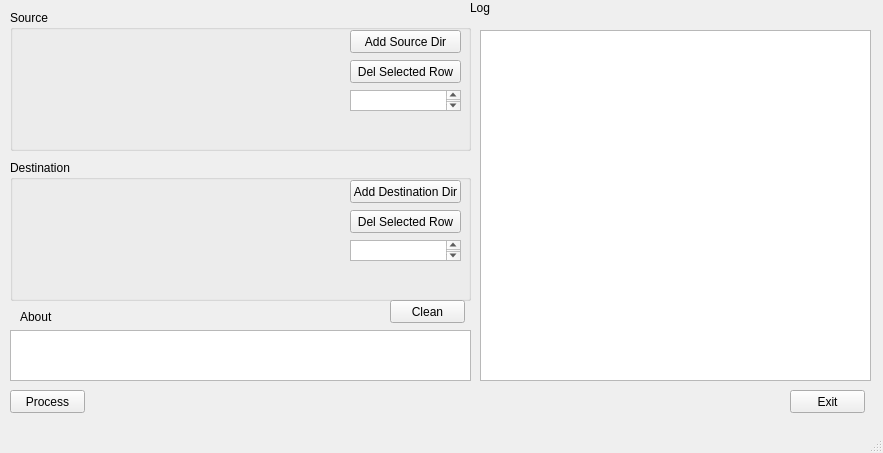
Qt form iu/copyfiles_main_wdw.ui (cratzerdigitalreef/CopyFiles) before a commit.
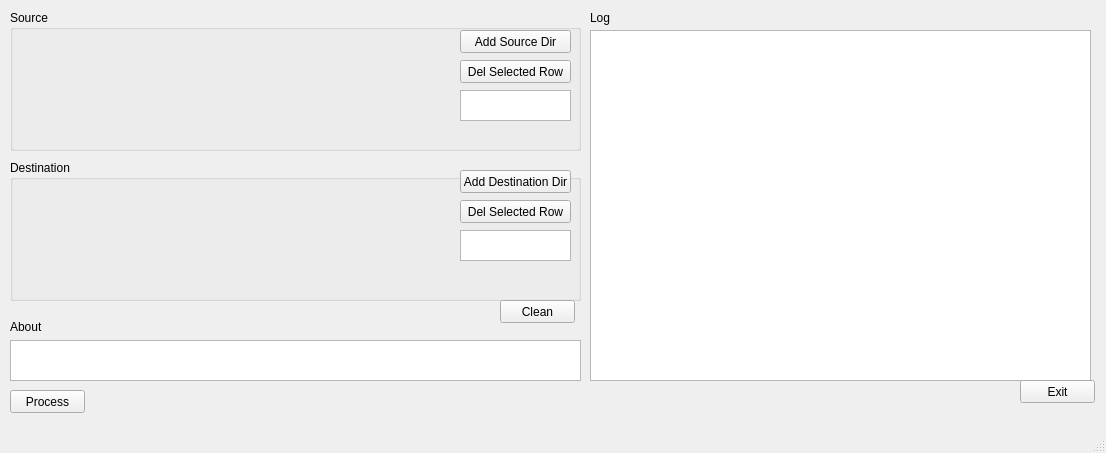
The same form after that commit.

Diff of the .ui file:
```diff
--- a/iu/copyfiles_main_wdw.ui
+++ b/iu/copyfiles_main_wdw.ui
@@ -6,7 +6,7 @@
    <rect>
     <x>0</x>
     <y>0</y>
-    <width>883</width>
+    <width>1106</width>
     <height>453</height>
    </rect>
   </property>
@@ -17,9 +17,9 @@
    <widget class="QTextEdit" name="txtLog">
     <property name="geometry">
      <rect>
-      <x>480</x>
+      <x>590</x>
       <y>30</y>
-      <width>391</width>
+      <width>501</width>
       <height>351</height>
      </rect>
     </property>
@@ -40,8 +40,8 @@
    <widget class="QLabel" name="label">
     <property name="geometry">
      <rect>
-      <x>20</x>
-      <y>310</y>
+      <x>10</x>
+      <y>320</y>
       <width>47</width>
       <height>13</height>
      </rect>
@@ -53,8 +53,8 @@
    <widget class="QLabel" name="label_4">
     <property name="geometry">
      <rect>
-      <x>470</x>
-      <y>0</y>
+      <x>590</x>
+      <y>10</y>
       <width>171</width>
       <height>16</height>
      </rect>
@@ -66,8 +66,8 @@
    <widget class="QPushButton" name="CmdExit">
     <property name="geometry">
      <rect>
-      <x>790</x>
-      <y>390</y>
+      <x>1020</x>
+      <y>380</y>
       <width>75</width>
       <height>23</height>
      </rect>
@@ -81,7 +81,7 @@
      <rect>
       <x>10</x>
       <y>10</y>
-      <width>461</width>
+      <width>571</width>
       <height>141</height>
      </rect>
     </property>
@@ -91,7 +91,7 @@
     <widget class="QPushButton" name="pbSourceGet">
      <property name="geometry">
       <rect>
-       <x>340</x>
+       <x>450</x>
        <y>20</y>
        <width>111</width>
        <height>23</height>
@@ -104,7 +104,7 @@
     <widget class="QPushButton" name="pbSourceRemove">
      <property name="geometry">
       <rect>
-       <x>340</x>
+       <x>450</x>
        <y>50</y>
        <width>111</width>
        <height>23</height>
@@ -119,7 +119,7 @@
       <rect>
        <x>10</x>
        <y>20</y>
-       <width>321</width>
+       <width>431</width>
        <height>111</height>
       </rect>
      </property>
@@ -128,10 +128,10 @@
     <widget class="QTextEdit" name="txtTotalSource">
      <property name="geometry">
       <rect>
-       <x>340</x>
+       <x>450</x>
        <y>80</y>
        <width>111</width>
-       <height>21</height>
+       <height>31</height>
       </rect>
      </property>
      <property name="inputMethodHints">
@@ -144,7 +144,7 @@
      <rect>
       <x>10</x>
       <y>160</y>
-      <width>461</width>
+      <width>571</width>
       <height>141</height>
      </rect>
     </property>
@@ -154,8 +154,8 @@
     <widget class="QPushButton" name="pbDestinationGet">
      <property name="geometry">
       <rect>
-       <x>340</x>
-       <y>20</y>
+       <x>450</x>
+       <y>10</y>
        <width>111</width>
        <height>23</height>
       </rect>
@@ -167,8 +167,8 @@
     <widget class="QPushButton" name="pbDestinationRemove">
      <property name="geometry">
       <rect>
-       <x>340</x>
-       <y>50</y>
+       <x>450</x>
+       <y>40</y>
        <width>111</width>
        <height>23</height>
       </rect>
@@ -182,7 +182,7 @@
       <rect>
        <x>10</x>
        <y>20</y>
-       <width>321</width>
+       <width>431</width>
        <height>111</height>
       </rect>
      </property>
@@ -191,10 +191,10 @@
     <widget class="QTextEdit" name="txtTotalDestination">
      <property name="geometry">
       <rect>
-       <x>340</x>
-       <y>80</y>
+       <x>450</x>
+       <y>70</y>
        <width>111</width>
-       <height>21</height>
+       <height>31</height>
       </rect>
      </property>
      <property name="inputMethodHints">
@@ -205,7 +205,7 @@
    <widget class="QPushButton" name="pbClean">
     <property name="geometry">
      <rect>
-      <x>390</x>
+      <x>500</x>
       <y>300</y>
       <width>75</width>
       <height>23</height>
@@ -219,9 +219,9 @@
     <property name="geometry">
      <rect>
       <x>10</x>
-      <y>330</y>
-      <width>461</width>
-      <height>51</height>
+      <y>340</y>
+      <width>571</width>
+      <height>41</height>
      </rect>
     </property>
    </widget>
```
Left out of the diff: 2 changed lines with no effect on the pictures.
